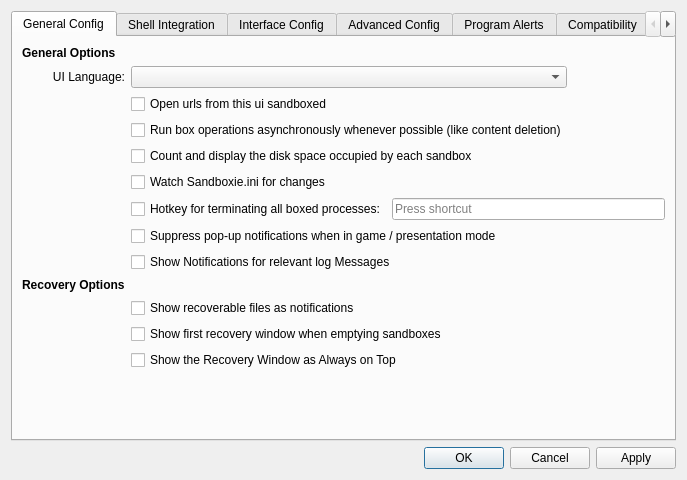
Before: the Qt Designer form SandboxiePlus/SandMan/Forms/SettingsWindow.ui in sandboxie-plus/Sandboxie, drawn with Qt 5.
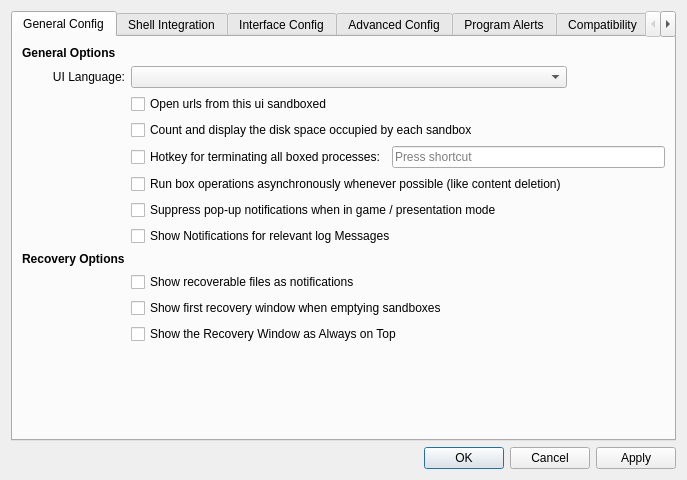
After: the same form once the commit is applied. The open tabs and pages were chosen to show the change. Icons and pictures are not drawn.

```diff
--- a/SandboxiePlus/SandMan/Forms/SettingsWindow.ui
+++ b/SandboxiePlus/SandMan/Forms/SettingsWindow.ui
@@ -54,6 +54,26 @@
         <layout class="QGridLayout" name="gridLayout_9">
          <item row="0" column="0">
           <layout class="QGridLayout" name="gridLayout_8">
+           <item row="6" column="1">
+            <widget class="QCheckBox" name="chkSilentMode">
+             <property name="toolTip">
+              <string>This option also enables asynchronous operation when needed and suspends updates.</string>
+             </property>
+             <property name="text">
+              <string>Suppress pop-up notifications when in game / presentation mode</string>
+             </property>
+            </widget>
+           </item>
+           <item row="9" column="1">
+            <widget class="QCheckBox" name="chkNotifyRecovery">
+             <property name="text">
+              <string>Show recoverable files as notifications</string>
+             </property>
+            </widget>
+           </item>
+           <item row="1" column="1">
+            <widget class="QComboBox" name="uiLang"/>
+           </item>
            <item row="1" column="0">
             <widget class="QLabel" name="label_19">
              <property name="text">
@@ -64,36 +84,32 @@
              </property>
             </widget>
            </item>
-           <item row="11" column="1" colspan="2">
-            <widget class="QCheckBox" name="chkShowRecovery">
-             <property name="text">
-              <string>Show first recovery window when emptying sandboxes</string>
-             </property>
-            </widget>
-           </item>
-           <item row="12" column="1">
-            <widget class="QCheckBox" name="chkRecoveryTop">
-             <property name="text">
-              <string>Show the Recovery Window as Always on Top</string>
-             </property>
-            </widget>
-           </item>
-           <item row="3" column="1">
+           <item row="5" column="1">
             <widget class="QCheckBox" name="chkAsyncBoxOps">
              <property name="text">
               <string>Run box operations asynchronously whenever possible (like content deletion)</string>
              </property>
             </widget>
            </item>
-           <item row="4" column="1" colspan="2">
-            <widget class="QCheckBox" name="chkMonitorSize">
+           <item row="11" column="1">
+            <widget class="QCheckBox" name="chkRecoveryTop">
              <property name="text">
-              <string>Count and display the disk space occupied by each sandbox</string>
+              <string>Show the Recovery Window as Always on Top</string>
              </property>
             </widget>
            </item>
-           <item row="1" column="1">
-            <widget class="QComboBox" name="uiLang"/>
+           <item row="12" column="1">
+            <spacer name="verticalSpacer_4">
+             <property name="orientation">
+              <enum>Qt::Vertical</enum>
+             </property>
+             <property name="sizeHint" stdset="0">
+              <size>
+               <width>20</width>
+               <height>40</height>
+              </size>
+             </property>
+            </spacer>
            </item>
            <item row="0" column="0">
             <widget class="QLabel" name="lblGeneral">
@@ -108,19 +124,6 @@
              </property>
             </widget>
            </item>
-           <item row="9" column="0">
-            <widget class="QLabel" name="lblRecovery">
-             <property name="font">
-              <font>
-               <bold>true</bold>
-               <kerning>true</kerning>
-              </font>
-             </property>
-             <property name="text">
-              <string>Recovery Options</string>
-             </property>
-            </widget>
-           </item>
            <item row="2" column="1" colspan="2">
             <widget class="QCheckBox" name="chkSandboxUrls">
              <property name="text">
@@ -131,20 +134,7 @@
              </property>
             </widget>
            </item>
-           <item row="13" column="1">
-            <spacer name="verticalSpacer_4">
-             <property name="orientation">
-              <enum>Qt::Vertical</enum>
-             </property>
-             <property name="sizeHint" stdset="0">
-              <size>
-               <width>20</width>
-               <height>40</height>
-              </size>
-             </property>
-            </spacer>
-           </item>
-           <item row="13" column="2">
+           <item row="12" column="2">
             <spacer name="horizontalSpacer_8">
              <property name="orientation">
               <enum>Qt::Horizontal</enum>
@@ -157,24 +147,20 @@
              </property>
             </spacer>
            </item>
-           <item row="8" column="1" colspan="2">
-            <widget class="QCheckBox" name="chkNotifications">
-             <property name="text">
-              <string>Show Notifications for relevant log Messages</string>
+           <item row="8" column="0">
+            <widget class="QLabel" name="lblRecovery">
+             <property name="font">
+              <font>
+               <bold>true</bold>
+               <kerning>true</kerning>
+              </font>
              </property>
-             <property name="checked">
-              <bool>false</bool>
-             </property>
-            </widget>
-           </item>
-           <item row="10" column="1">
-            <widget class="QCheckBox" name="chkNotifyRecovery">
              <property name="text">
-              <string>Show recoverable files as notifications</string>
+              <string>Recovery Options</string>
              </property>
             </widget>
            </item>
-           <item row="6" column="1" colspan="3">
+           <item row="4" column="1" colspan="3">
             <layout class="QHBoxLayout" name="horizontalLayout_3">
              <item>
               <widget class="QCheckBox" name="chkPanic">
@@ -188,17 +174,27 @@
              </item>
             </layout>
            </item>
-           <item row="5" column="1">
-            <widget class="QCheckBox" name="chkWatchConfig">
+           <item row="7" column="1" colspan="2">
+            <widget class="QCheckBox" name="chkNotifications">
              <property name="text">
-              <string>Watch Sandboxie.ini for changes</string>
+              <string>Show Notifications for relevant log Messages</string>
              </property>
+             <property name="checked">
+              <bool>false</bool>
+             </property>
             </widget>
            </item>
-           <item row="7" column="1">
-            <widget class="QCheckBox" name="chkSilentMode">
+           <item row="10" column="1" colspan="2">
+            <widget class="QCheckBox" name="chkShowRecovery">
              <property name="text">
-              <string>Suppress pop-up notifications when in game / presentation mode</string>
+              <string>Show first recovery window when emptying sandboxes</string>
+             </property>
+            </widget>
+           </item>
+           <item row="3" column="1" colspan="2">
+            <widget class="QCheckBox" name="chkMonitorSize">
+             <property name="text">
+              <string>Count and display the disk space occupied by each sandbox</string>
              </property>
             </widget>
            </item>
@@ -977,8 +973,8 @@
                  </property>
                 </widget>
                </item>
-               <item row="3" column="1">
-                <widget class="QCheckBox" name="chkAdminOnlyFP">
+               <item row="0" column="1">
+                <widget class="QCheckBox" name="chkWatchConfig">
                  <property name="text">
                   <string>Only Administrator user accounts can use Pause Forcing Programs command</string>
                  </property>
```
Left out of the diff: 72 changed lines with no effect on the pictures.
